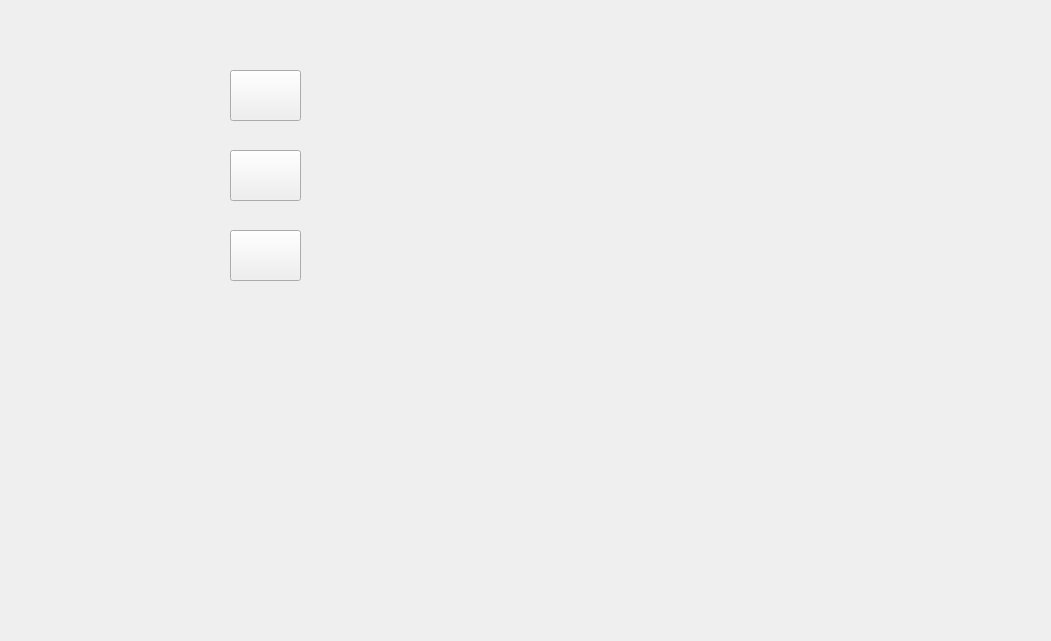
anlowee/TankGame, file TankGame/tank_reinforce.ui: the form before one commit.
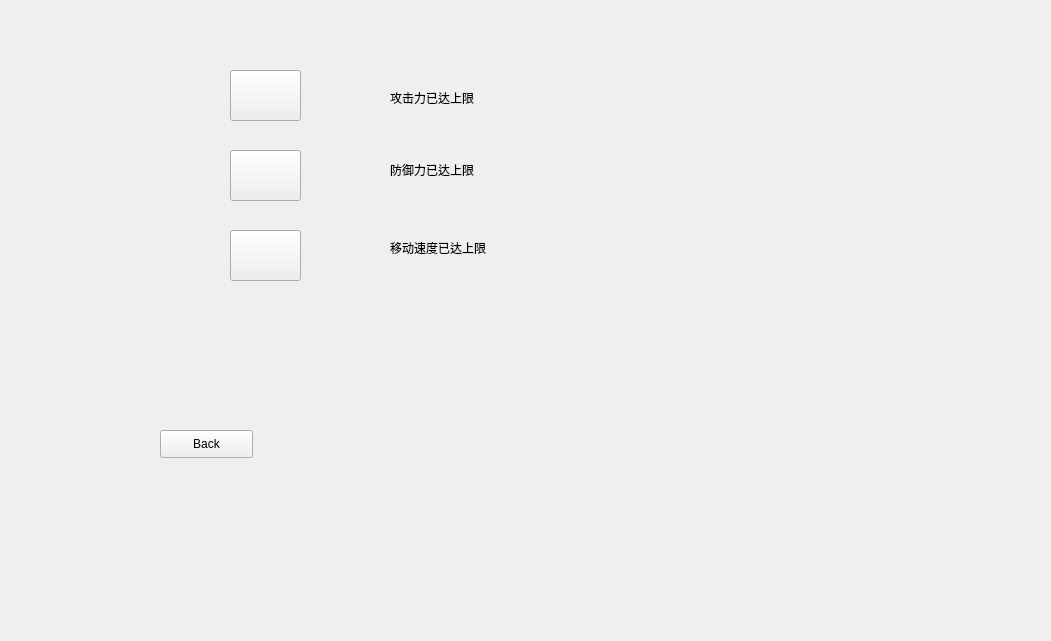
The form after the commit. Icons and pictures are not drawn.

The edit to the form file:
```diff
--- a/TankGame/tank_reinforce.ui
+++ b/TankGame/tank_reinforce.ui
@@ -112,6 +112,110 @@
     <string/>
    </property>
   </widget>
+  <widget class="QLabel" name="label">
+   <property name="geometry">
+    <rect>
+     <x>620</x>
+     <y>360</y>
+     <width>421</width>
+     <height>271</height>
+    </rect>
+   </property>
+   <property name="styleSheet">
+    <string notr="true">border-image: url(:/sample/photo/Shop_pic/Tank_reinforce_bg.jpg);</string>
+   </property>
+   <property name="text">
+    <string/>
+   </property>
+  </widget>
+  <widget class="QPushButton" name="backButton">
+   <property name="geometry">
+    <rect>
+     <x>160</x>
+     <y>430</y>
+     <width>93</width>
+     <height>28</height>
+    </rect>
+   </property>
+   <property name="text">
+    <string>Back</string>
+   </property>
+  </widget>
+  <widget class="QStackedWidget" name="stackedWidget">
+   <property name="geometry">
+    <rect>
+     <x>90</x>
+     <y>70</y>
+     <width>71</width>
+     <height>51</height>
+    </rect>
+   </property>
+   <widget class="QWidget" name="Attack_1"/>
+   <widget class="QWidget" name="Attack_2"/>
+  </widget>
+  <widget class="QStackedWidget" name="stackedWidget_2">
+   <property name="geometry">
+    <rect>
+     <x>100</x>
+     <y>150</y>
+     <width>61</width>
+     <height>51</height>
+    </rect>
+   </property>
+   <widget class="QWidget" name="Defence_1"/>
+   <widget class="QWidget" name="Defence_2"/>
+  </widget>
+  <widget class="QStackedWidget" name="stackedWidget_3">
+   <property name="geometry">
+    <rect>
+     <x>100</x>
+     <y>230</y>
+     <width>61</width>
+     <height>51</height>
+    </rect>
+   </property>
+   <widget class="QWidget" name="Fast_1"/>
+   <widget class="QWidget" name="fast2"/>
+  </widget>
+  <widget class="QLabel" name="attackLabel">
+   <property name="geometry">
+    <rect>
+     <x>390</x>
+     <y>90</y>
+     <width>111</width>
+     <height>16</height>
+    </rect>
+   </property>
+   <property name="text">
+    <string>攻击力已达上限</string>
+   </property>
+  </widget>
+  <widget class="QLabel" name="defenceLabel">
+   <property name="geometry">
+    <rect>
+     <x>390</x>
+     <y>160</y>
+     <width>111</width>
+     <height>20</height>
+    </rect>
+   </property>
+   <property name="text">
+    <string>防御力已达上限</string>
+   </property>
+  </widget>
+  <widget class="QLabel" name="fastLabel">
+   <property name="geometry">
+    <rect>
+     <x>390</x>
+     <y>240</y>
+     <width>131</width>
+     <height>16</height>
+    </rect>
+   </property>
+   <property name="text">
+    <string>移动速度已达上限</string>
+   </property>
+  </widget>
  </widget>
  <resources/>
  <connections/>
```
Left out of the diff: 50 changed lines with no effect on the pictures.
